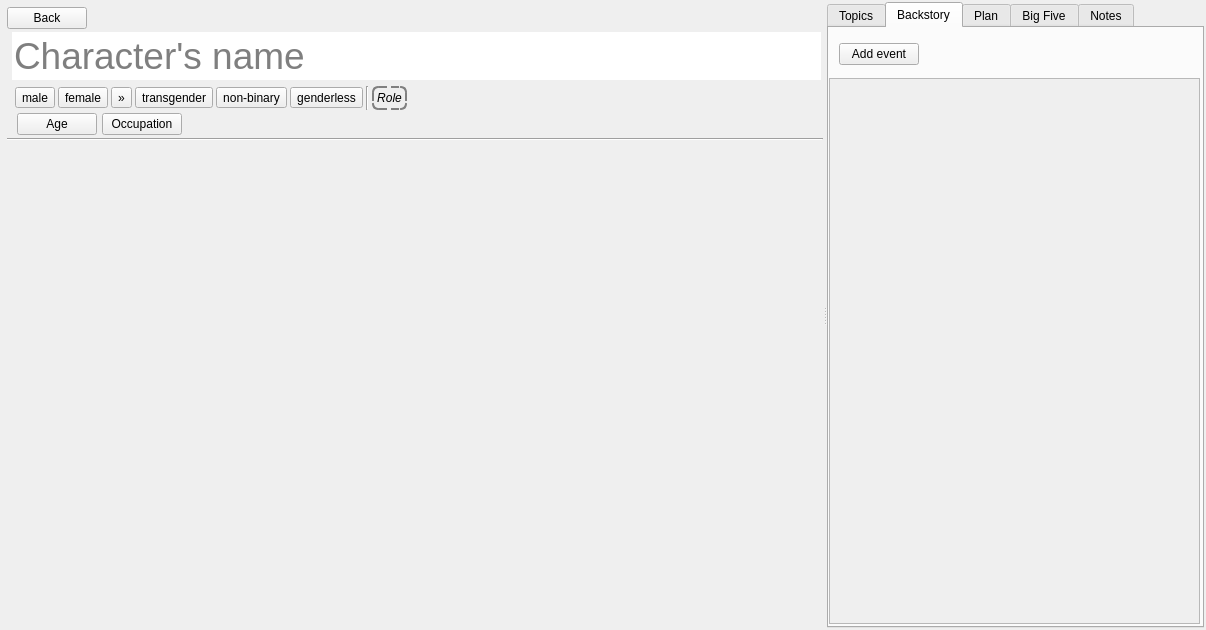
zkovari/plotlyst, file ui/character_editor.ui: the form before one commit.
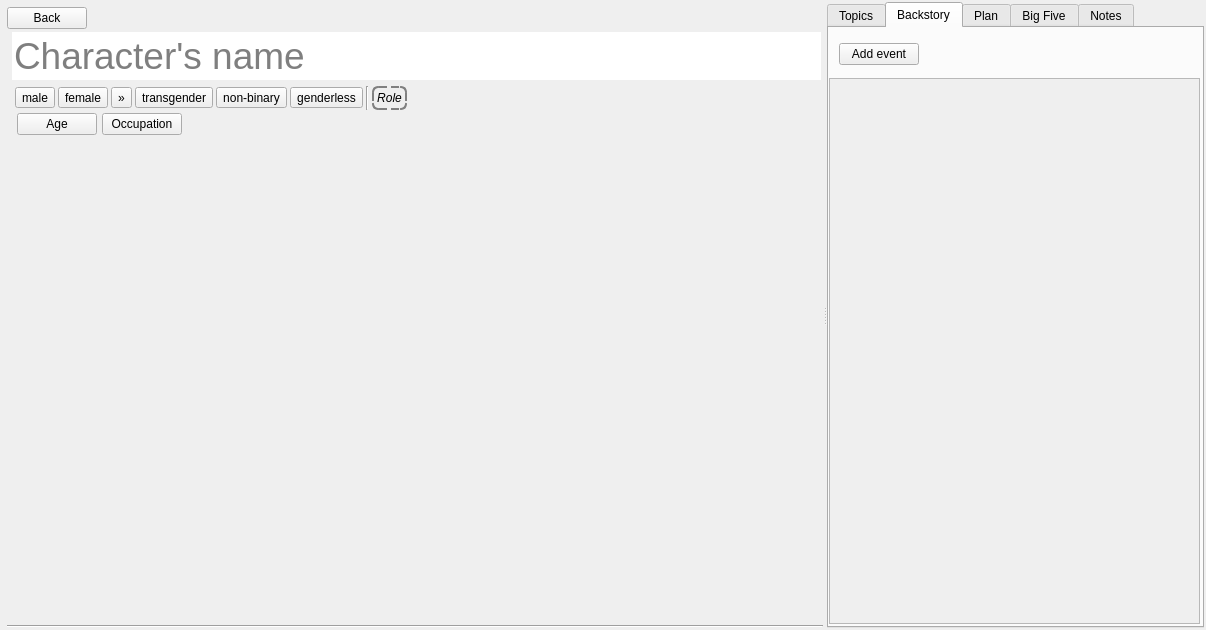
The form after the commit. The open tabs and pages were chosen to show the change. Custom widgets are drawn as their Qt base class.

What changed in the file:
```diff
--- a/ui/character_editor.ui
+++ b/ui/character_editor.ui
@@ -445,43 +445,53 @@
         </widget>
        </item>
        <item>
-        <widget class="Line" name="line">
-         <property name="orientation">
-          <enum>Qt::Horizontal</enum>
+        <widget class="QScrollArea" name="scrollArea_3">
+         <property name="frameShape">
+          <enum>QFrame::NoFrame</enum>
          </property>
-        </widget>
-       </item>
-       <item>
-        <widget class="QWidget" name="wdgProfile" native="true">
+         <property name="widgetResizable">
+          <bool>true</bool>
+         </property>
+         <widget class="QWidget" name="wdgProfile">
+          <property name="geometry">
+           <rect>
+            <x>0</x>
+            <y>0</y>
+            <width>858</width>
+            <height>477</height>
+           </rect>
+          </property>
          <property name="sizePolicy">
           <sizepolicy hsizetype="Expanding" vsizetype="Expanding">
            <horstretch>0</horstretch>
            <verstretch>0</verstretch>
           </sizepolicy>
          </property>
-         <property name="styleSheet">
-          <string notr="true">.Frame {
-border: 0px;
-
-}</string>
-         </property>
          <layout class="QVBoxLayout" name="verticalLayout_7">
           <property name="spacing">
-           <number>0</number>
+            <number>3</number>
           </property>
           <property name="leftMargin">
-           <number>0</number>
+            <number>5</number>
           </property>
           <property name="topMargin">
-           <number>0</number>
+            <number>5</number>
           </property>
           <property name="rightMargin">
-           <number>0</number>
+            <number>5</number>
           </property>
           <property name="bottomMargin">
-           <number>0</number>
-          </property>
-         </layout>
+            <number>5</number>
+           </property>
+          </layout>
+         </widget>
+        </widget>
+       </item>
+       <item>
+        <widget class="Line" name="line">
+         <property name="orientation">
+          <enum>Qt::Horizontal</enum>
+         </property>
         </widget>
        </item>
       </layout>
```
Left out of the diff: 8 changed lines with no effect on the pictures. Lines whose indentation alone changed are shown as unchanged.
